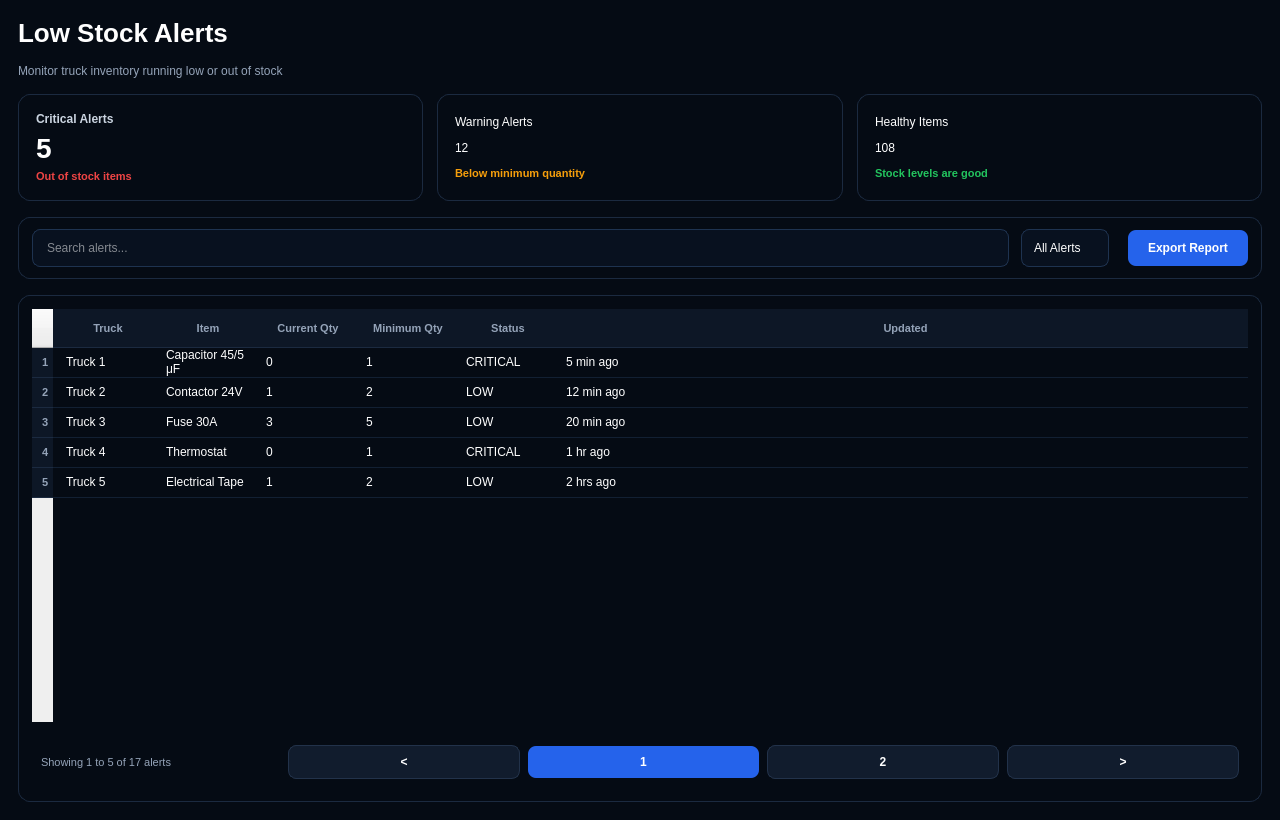
Old version of the form InventoryQtApp/LowStockAlertsPage.ui in the repository Felipeact/InventoryQtApp.
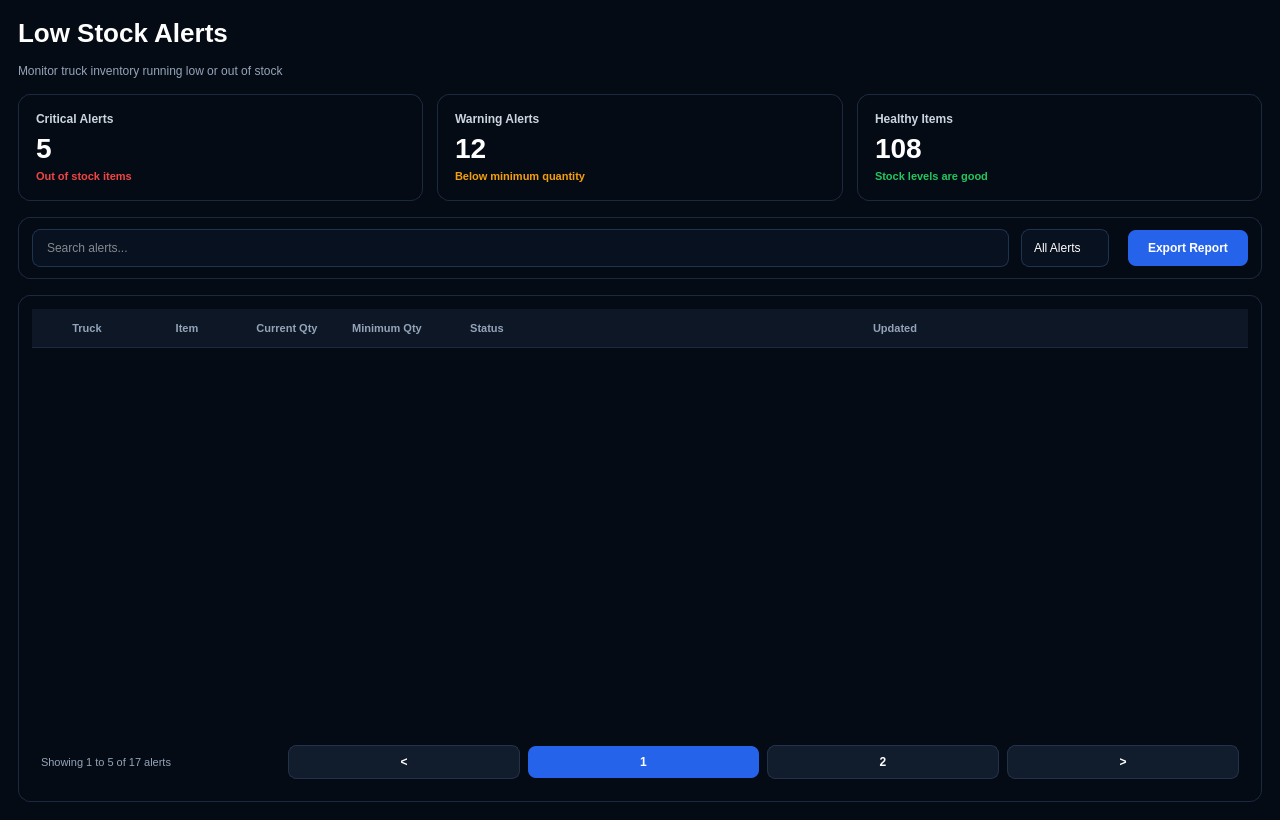
New version of the form.

What changed in the file:
```diff
--- a/InventoryQtApp/LowStockAlertsPage.ui
+++ b/InventoryQtApp/LowStockAlertsPage.ui
@@ -19,7 +19,6 @@
 
 		<property name="styleSheet">
 			<string notr="true">
-
 				QWidget#LowStockAlertsPageClass {
 				background-color: #050B14;
 				color: #FFFFFF;
@@ -56,13 +55,17 @@
 				border-radius: 12px;
 				}
 
-				QLabel#metricTitle {
+				QLabel#metricTitle,
+				QLabel#metricTitle1,
+				QLabel#metricTitle2 {
 				color: #CBD5E1;
 				font-size: 12px;
 				font-weight: 600;
 				}
 
-				QLabel#metricValue {
+				QLabel#metricValue,
+				QLabel#metricValue1,
+				QLabel#metricValue2 {
 				color: white;
 				font-size: 28px;
 				font-weight: 800;
@@ -185,7 +188,6 @@
 				color: #94A3B8;
 				font-size: 11px;
 				}
-
 			</string>
 		</property>
 
@@ -346,29 +348,19 @@
 								</property>
 
 								<item>
-
-									<widget class="QLabel" name="metricTitle">
-
+									<widget class="QLabel" name="metricTitle1">
 										<property name="text">
 											<string>Warning Alerts</string>
 										</property>
-
 									</widget>
-
 								</item>
-
 								<item>
-
-									<widget class="QLabel" name="metricValue">
-
+									<widget class="QLabel" name="metricValue1">
 										<property name="text">
 											<string>12</string>
 										</property>
-
 									</widget>
-
 								</item>
-
 								<item>
 
 									<widget class="QLabel" name="warningText">
@@ -412,29 +404,19 @@
 								</property>
 
 								<item>
-
-									<widget class="QLabel" name="metricTitle">
-
+									<widget class="QLabel" name="metricTitle2">
 										<property name="text">
 											<string>Healthy Items</string>
 										</property>
-
 									</widget>
-
 								</item>
-
 								<item>
-
-									<widget class="QLabel" name="metricValue">
-
+									<widget class="QLabel" name="metricValue2">
 										<property name="text">
 											<string>108</string>
 										</property>
-
 									</widget>
-
 								</item>
-
 								<item>
 
 									<widget class="QLabel" name="okText">
@@ -594,9 +576,8 @@
 								</property>
 
 								<property name="rowCount">
-									<number>5</number>
+									<number>0</number>
 								</property>
-
 								<property name="selectionBehavior">
 									<enum>QAbstractItemView::SelectRows</enum>
 								</property>
@@ -614,192 +595,31 @@
 										<string>Truck</string>
 									</property>
 								</column>
-
 								<column>
 									<property name="text">
 										<string>Item</string>
 									</property>
 								</column>
-
 								<column>
 									<property name="text">
 										<string>Current Qty</string>
 									</property>
 								</column>
-
 								<column>
 									<property name="text">
 										<string>Minimum Qty</string>
 									</property>
 								</column>
-
 								<column>
 									<property name="text">
 										<string>Status</string>
 									</property>
 								</column>
-
 								<column>
 									<property name="text">
 										<string>Updated</string>
 									</property>
 								</column>
-
-								<item row="0" column="0">
-									<property name="text">
-										<string>Truck 1</string>
-									</property>
-								</item>
-								<item row="0" column="1">
-									<property name="text">
-										<string>Capacitor 45/5 μF</string>
-									</property>
-								</item>
-								<item row="0" column="2">
-									<property name="text">
-										<string>0</string>
-									</property>
-								</item>
-								<item row="0" column="3">
-									<property name="text">
-										<string>1</string>
-									</property>
-								</item>
-								<item row="0" column="4">
-									<property name="text">
-										<string>CRITICAL</string>
-									</property>
-								</item>
-								<item row="0" column="5">
-									<property name="text">
-										<string>5 min ago</string>
-									</property>
-								</item>
-
-								<item row="1" column="0">
-									<property name="text">
-										<string>Truck 2</string>
-									</property>
-								</item>
-								<item row="1" column="1">
-									<property name="text">
-										<string>Contactor 24V</string>
-									</property>
-								</item>
-								<item row="1" column="2">
-									<property name="text">
-										<string>1</string>
-									</property>
-								</item>
-								<item row="1" column="3">
-									<property name="text">
-										<string>2</string>
-									</property>
-								</item>
-								<item row="1" column="4">
-									<property name="text">
-										<string>LOW</string>
-									</property>
-								</item>
-								<item row="1" column="5">
-									<property name="text">
-										<string>12 min ago</string>
-									</property>
-								</item>
-
-								<item row="2" column="0">
-									<property name="text">
-										<string>Truck 3</string>
-									</property>
-								</item>
-								<item row="2" column="1">
-									<property name="text">
-										<string>Fuse 30A</string>
-									</property>
-								</item>
-								<item row="2" column="2">
-									<property name="text">
-										<string>3</string>
-									</property>
-								</item>
-								<item row="2" column="3">
-									<property name="text">
-										<string>5</string>
-									</property>
-								</item>
-								<item row="2" column="4">
-									<property name="text">
-										<string>LOW</string>
-									</property>
-								</item>
-								<item row="2" column="5">
-									<property name="text">
-										<string>20 min ago</string>
-									</property>
-								</item>
-
-								<item row="3" column="0">
-									<property name="text">
-										<string>Truck 4</string>
-									</property>
-								</item>
-								<item row="3" column="1">
-									<property name="text">
-										<string>Thermostat</string>
-									</property>
-								</item>
-								<item row="3" column="2">
-									<property name="text">
-										<string>0</string>
-									</property>
-								</item>
-								<item row="3" column="3">
-									<property name="text">
-										<string>1</string>
-									</property>
-								</item>
-								<item row="3" column="4">
-									<property name="text">
-										<string>CRITICAL</string>
-									</property>
-								</item>
-								<item row="3" column="5">
-									<property name="text">
-										<string>1 hr ago</string>
-									</property>
-								</item>
-
-								<item row="4" column="0">
-									<property name="text">
-										<string>Truck 5</string>
-									</property>
-								</item>
-								<item row="4" column="1">
-									<property name="text">
-										<string>Electrical Tape</string>
-									</property>
-								</item>
-								<item row="4" column="2">
-									<property name="text">
-										<string>1</string>
-									</property>
-								</item>
-								<item row="4" column="3">
-									<property name="text">
-										<string>2</string>
-									</property>
-								</item>
-								<item row="4" column="4">
-									<property name="text">
-										<string>LOW</string>
-									</property>
-								</item>
-								<item row="4" column="5">
-									<property name="text">
-										<string>2 hrs ago</string>
-									</property>
-								</item>
-
 							</widget>
 
 						</item>
```
Left out of the diff: 171 changed lines with no effect on the pictures.
